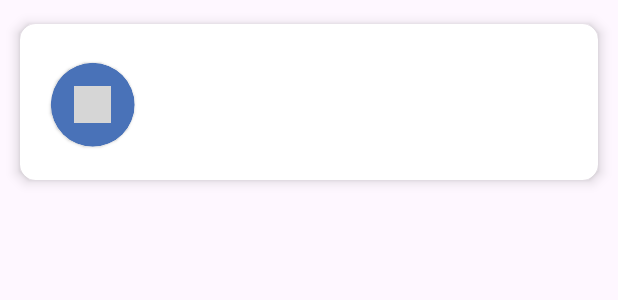
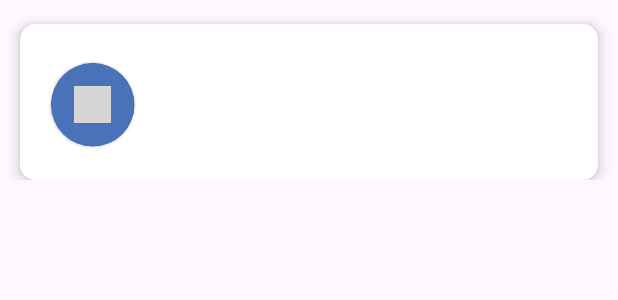
Before and after one commit to Hitesh-Meghwal/SpendEase_Expense_Tracker_App, an Android app: the layout transaction_itemlist.xml on its own in the app's theme, with its tools: preview values and no code run, on a phone screen of 412 x 824 dp. Shown: the top 300 px of the screen. Run offline under Robolectric (Android 15) with nearby library versions, the phone set to English and light mode, and no system bars; Roboto replaces fonts that are not available here; grey boxes are pictures that could not be loaded.

Commit message:
During Fetching only one item is displayed at RV because of i made mistake at transaction_itemlist.xml (i have written there height = "match parent" insted of "Wrap content"). Now all done fetching of data

```diff
--- a/app/src/main/java/com/example/spendease/fragments/AddTransactions.kt
+++ b/app/src/main/java/com/example/spendease/fragments/AddTransactions.kt
@@ -105,7 +105,7 @@
     private fun addTransaction(){
         val title = binding.title.text.toString()
         val date = binding.date.text.toString()
-        val amount = binding.amount.text.toString()
+        val amount = binding.amount.text.toString().trim()
         val note = binding.note.text.toString()
         if (title.isEmpty() || date.isEmpty() || amount.isEmpty() || note.isEmpty() || category == ""){
             notifyUser("Enter all required details")
--- a/app/src/main/res/layout/fragment_dashboard.xml
+++ b/app/src/main/res/layout/fragment_dashboard.xml
@@ -178,13 +178,12 @@
                 android:layout_marginTop="8dp"
                 android:layout_marginBottom="90dp"
                 android:nestedScrollingEnabled="false"
+                tools:listitem="@layout/transaction_itemlist"
                 app:layout_constraintBottom_toBottomOf="parent"
                 app:layout_constraintEnd_toEndOf="parent"
                 app:layout_constraintHorizontal_bias="1.0"
                 app:layout_constraintStart_toStartOf="parent"
-                app:layout_constraintTop_toBottomOf="@+id/recenttransaction"
-                app:layout_constraintVertical_bias="0.0"
-                tools:listitem="@layout/transaction_itemlist" />
+                app:layout_constraintTop_toBottomOf="@+id/recenttransaction" />
 
         </androidx.constraintlayout.widget.ConstraintLayout>
 
--- a/app/src/main/res/layout/transaction_itemlist.xml
+++ b/app/src/main/res/layout/transaction_itemlist.xml
@@ -3,7 +3,7 @@
     xmlns:android="http://schemas.android.com/apk/res/android"
     xmlns:tools="http://schemas.android.com/tools"
     android:layout_width="match_parent"
-    android:layout_height="match_parent"
+    android:layout_height="wrap_content"
     xmlns:app="http://schemas.android.com/apk/res-auto">
 
     <androidx.cardview.widget.CardView
```
Also changed, not shown: app/src/main/java/com/example/spendease/fragments/Dashboard.kt (+9 -7 lines).
